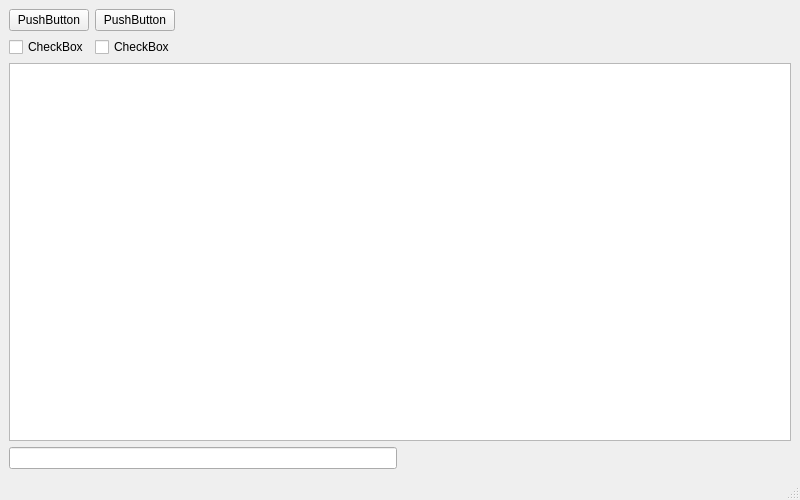
Before: the Qt Designer form window.ui in jacklayfield/ClosingPrices, drawn with Qt 5.
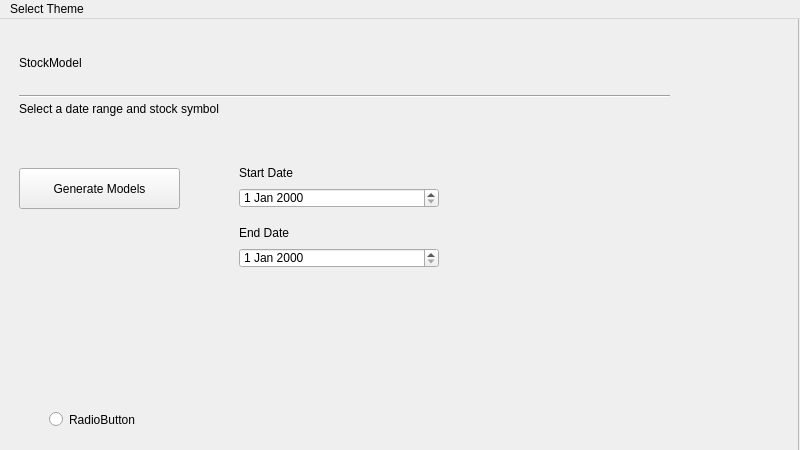
After: the same form once the commit is applied.

Commit message: Added ui buttons and datepicker

Patch:
```diff
--- a/window.ui
+++ b/window.ui
@@ -7,98 +7,197 @@
     <x>0</x>
     <y>0</y>
     <width>800</width>
-    <height>500</height>
+    <height>450</height>
    </rect>
   </property>
   <property name="windowTitle">
    <string>MainWindow</string>
   </property>
   <widget class="QWidget" name="centralwidget">
-   <layout class="QGridLayout" name="gridLayout">
-    <item row="3" column="0">
-     <widget class="QLineEdit" name="lineEdit"/>
-    </item>
-    <item row="3" column="1">
-     <spacer name="horizontalSpacer_3">
-      <property name="orientation">
-       <enum>Qt::Horizontal</enum>
-      </property>
-      <property name="sizeHint" stdset="0">
-       <size>
-        <width>40</width>
-        <height>20</height>
-       </size>
-      </property>
-     </spacer>
-    </item>
-    <item row="2" column="0" colspan="2">
-     <widget class="QTextEdit" name="textEdit"/>
-    </item>
-    <item row="0" column="0" colspan="2">
-     <layout class="QHBoxLayout" name="horizontalLayout">
-      <item>
-       <widget class="QPushButton" name="pushButton">
-        <property name="text">
-         <string>PushButton</string>
-        </property>
-       </widget>
-      </item>
-      <item>
-       <widget class="QPushButton" name="pushButton_2">
-        <property name="text">
-         <string>PushButton</string>
-        </property>
-       </widget>
-      </item>
-      <item>
-       <spacer name="horizontalSpacer">
-        <property name="orientation">
-         <enum>Qt::Horizontal</enum>
-        </property>
-        <property name="sizeHint" stdset="0">
-         <size>
-          <width>40</width>
-          <height>20</height>
-         </size>
-        </property>
-       </spacer>
-      </item>
-     </layout>
-    </item>
-    <item row="1" column="0" colspan="2">
-     <layout class="QHBoxLayout" name="horizontalLayout_2">
-      <item>
-       <widget class="QCheckBox" name="checkBox">
-        <property name="text">
-         <string>CheckBox</string>
-        </property>
-       </widget>
-      </item>
-      <item>
-       <widget class="QCheckBox" name="checkBox_2">
-        <property name="text">
-         <string>CheckBox</string>
-        </property>
-       </widget>
-      </item>
-      <item>
-       <spacer name="horizontalSpacer_2">
-        <property name="orientation">
-         <enum>Qt::Horizontal</enum>
-        </property>
-        <property name="sizeHint" stdset="0">
-         <size>
-          <width>40</width>
-          <height>20</height>
-         </size>
-        </property>
-       </spacer>
-      </item>
-     </layout>
-    </item>
-   </layout>
+   <widget class="QFrame" name="frame">
+    <property name="geometry">
+     <rect>
+      <x>-1</x>
+      <y>-1</y>
+      <width>800</width>
+      <height>450</height>
+     </rect>
+    </property>
+    <property name="frameShape">
+     <enum>QFrame::StyledPanel</enum>
+    </property>
+    <property name="frameShadow">
+     <enum>QFrame::Raised</enum>
+    </property>
+    <widget class="QLabel" name="label">
+     <property name="geometry">
+      <rect>
+       <x>20</x>
+       <y>20</y>
+       <width>400</width>
+       <height>50</height>
+      </rect>
+     </property>
+     <property name="styleSheet">
+      <string notr="true">font: 86 100px &quot;Courier&quot;;</string>
+     </property>
+     <property name="text">
+      <string>StockModel</string>
+     </property>
+    </widget>
+    <widget class="QLabel" name="label_2">
+     <property name="geometry">
+      <rect>
+       <x>20</x>
+       <y>60</y>
+       <width>221</width>
+       <height>61</height>
+      </rect>
+     </property>
+     <property name="styleSheet">
+      <string notr="true">font: 75 10px &quot;Palatino Linotype&quot;;</string>
+     </property>
+     <property name="text">
+      <string>Select a date range and stock symbol</string>
+     </property>
+    </widget>
+    <widget class="Line" name="line">
+     <property name="geometry">
+      <rect>
+       <x>20</x>
+       <y>70</y>
+       <width>651</width>
+       <height>16</height>
+      </rect>
+     </property>
+     <property name="orientation">
+      <enum>Qt::Horizontal</enum>
+     </property>
+    </widget>
+    <widget class="QPushButton" name="pushButton">
+     <property name="geometry">
+      <rect>
+       <x>20</x>
+       <y>150</y>
+       <width>161</width>
+       <height>41</height>
+      </rect>
+     </property>
+     <property name="text">
+      <string>Generate Models</string>
+     </property>
+    </widget>
+    <widget class="QRadioButton" name="radioButton">
+     <property name="geometry">
+      <rect>
+       <x>50</x>
+       <y>386</y>
+       <width>101</width>
+       <height>31</height>
+      </rect>
+     </property>
+     <property name="text">
+      <string>RadioButton</string>
+     </property>
+    </widget>
+    <widget class="QLabel" name="label_2">
+     <property name="geometry">
+      <rect>
+       <x>240</x>
+       <y>140</y>
+       <width>221</width>
+       <height>30</height>
+      </rect>
+     </property>
+     <property name="styleSheet">
+      <string notr="true">font: 75 10px &quot;Palatino Linotype&quot;;</string>
+     </property>
+     <property name="text">
+      <string>Start Date</string>
+     </property>
+    </widget>
+    <widget class="QDateEdit" name="lineEdit">
+     <property name="geometry">
+      <rect>
+       <x>240</x>
+       <y>170</y>
+       <width>200</width>
+       <height>20</height>
+      </rect>
+     </property>
+    </widget>
+    <widget class="QLabel" name="label_2">
+     <property name="geometry">
+      <rect>
+       <x>240</x>
+       <y>200</y>
+       <width>221</width>
+       <height>30</height>
+      </rect>
+     </property>
+     <property name="styleSheet">
+      <string notr="true">font: 75 10px &quot;Palatino Linotype&quot;;</string>
+     </property>
+     <property name="text">
+      <string>End Date</string>
+     </property>
+    </widget>
+    <widget class="QDateEdit" name="lineEdit">
+     <property name="geometry">
+      <rect>
+       <x>240</x>
+       <y>230</y>
+       <width>200</width>
+       <height>20</height>
+      </rect>
+     </property>
+    </widget>
+   </widget>
   </widget>
-  <widget class="QStatusBar" name="statusbar"/>
+  <widget class="QMenuBar" name="menuBar">
+   <property name="geometry">
+    <rect>
+     <x>0</x>
+     <y>0</y>
+     <width>777</width>
+     <height>21</height>
+    </rect>
+   </property>
+   <widget class="QMenu" name="menuSelect_Theme">
+    <property name="title">
+     <string>Select Theme</string>
+    </property>
+    <addaction name="actionDark_red"/>
+    <addaction name="actionDark_blue"/>
+    <addaction name="actionLight_Yellow"/>
+   </widget>
+   <addaction name="menuSelect_Theme"/>
+  </widget>
+  <action name="actiondark_amber">
+   <property name="text">
+    <string>dark_amber</string>
+   </property>
+  </action>
+  <action name="actiondark_blue">
+   <property name="text">
+    <string>dark_blue</string>
+   </property>
+  </action>
+  <action name="actionDark_red">
+   <property name="text">
+    <string>Dark_red</string>
+   </property>
+  </action>
+  <action name="actionDark_blue">
+   <property name="text">
+    <string>Dark_blue</string>
+   </property>
+  </action>
+  <action name="actionLight_Yellow">
+   <property name="text">
+    <string>Light_Yellow</string>
+   </property>
+  </action>
  </widget>
  <resources/>
  <connections/>
```
The commit also changes 2 other files.
